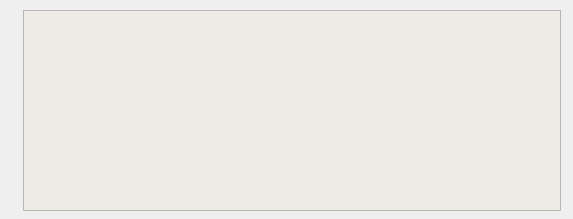
The window that about.ui (sojoe02/RANA) describes before a commit, drawn with Qt 5.
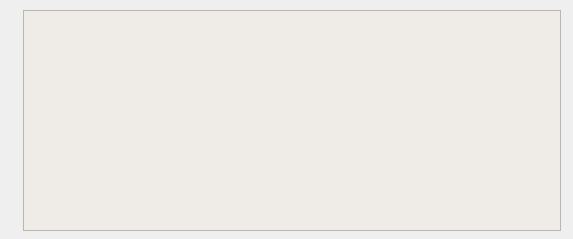
The same window after the commit. Icons and pictures are not drawn.

What changed in the file:
```diff
--- a/about.ui
+++ b/about.ui
@@ -7,7 +7,7 @@
     <x>0</x>
     <y>0</y>
     <width>573</width>
-    <height>219</height>
+    <height>239</height>
    </rect>
   </property>
   <property name="windowTitle">
@@ -19,7 +19,7 @@
      <x>10</x>
      <y>10</y>
      <width>551</width>
-     <height>201</height>
+     <height>221</height>
     </rect>
    </property>
    <layout class="QHBoxLayout" name="horizontalLayout">
```
